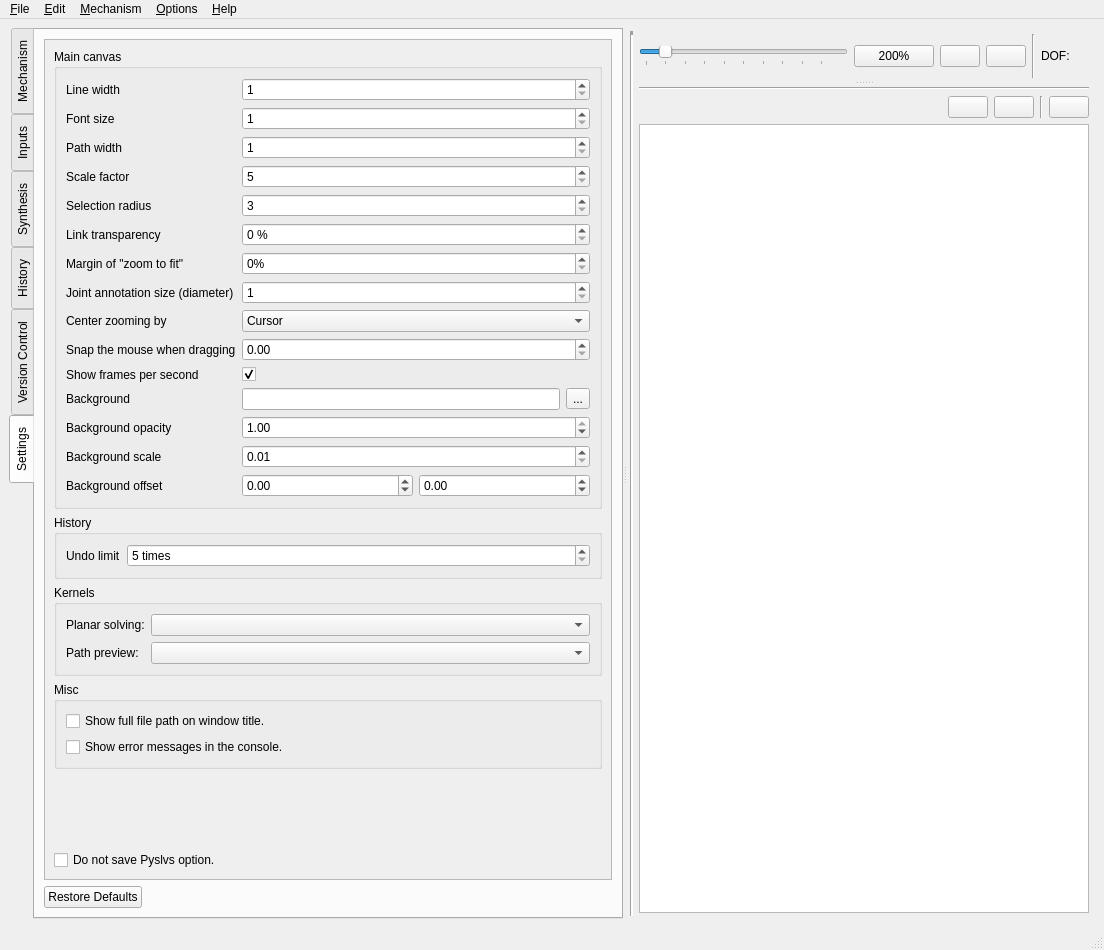
KmolYuan/Pyslvs-UI, file core/main.ui: the form before one commit.
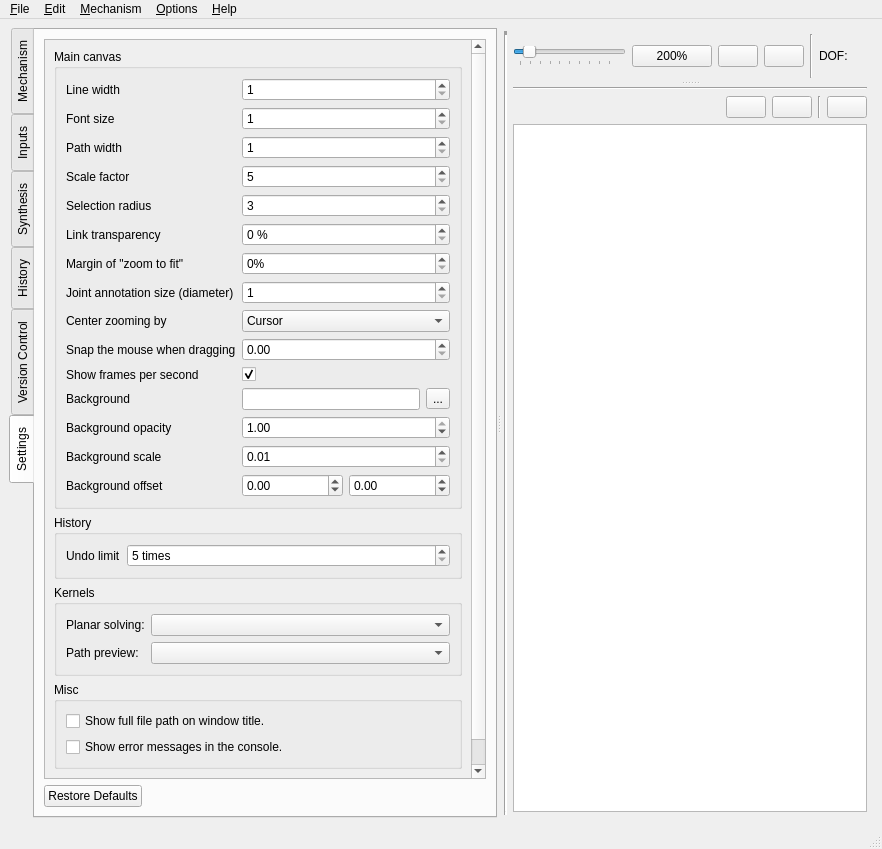
The form after the commit. The open tabs and pages were chosen to show the change. Icons and pictures are not drawn.

The edit to the form file:
```diff
--- a/core/main.ui
+++ b/core/main.ui
@@ -6,8 +6,8 @@
    <rect>
     <x>0</x>
     <y>0</y>
-    <width>1104</width>
-    <height>950</height>
+    <width>882</width>
+    <height>849</height>
    </rect>
   </property>
   <property name="mouseTracking">
@@ -542,8 +542,8 @@
                  <rect>
                   <x>0</x>
                   <y>0</y>
-                  <width>517</width>
-                  <height>834</height>
+                  <width>358</width>
+                  <height>689</height>
                  </rect>
                 </property>
                 <layout class="QVBoxLayout" name="verticalLayout_3">
@@ -1326,7 +1326,7 @@
     <rect>
      <x>0</x>
      <y>0</y>
-     <width>1104</width>
+     <width>882</width>
      <height>21</height>
     </rect>
    </property>
```
